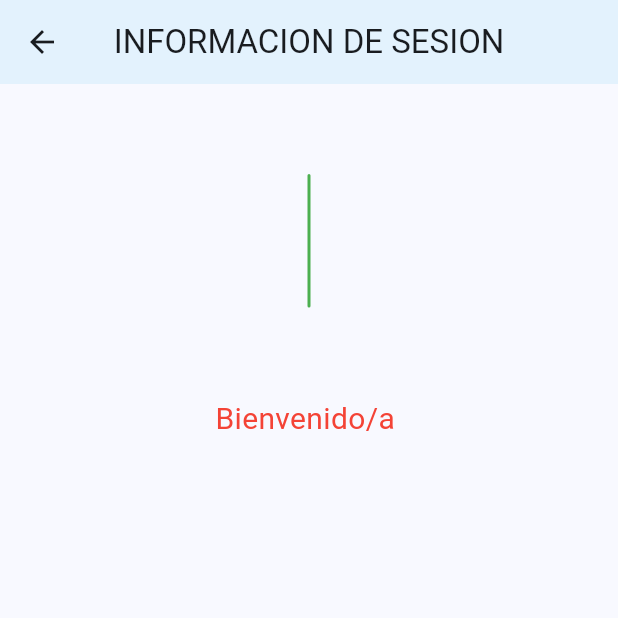
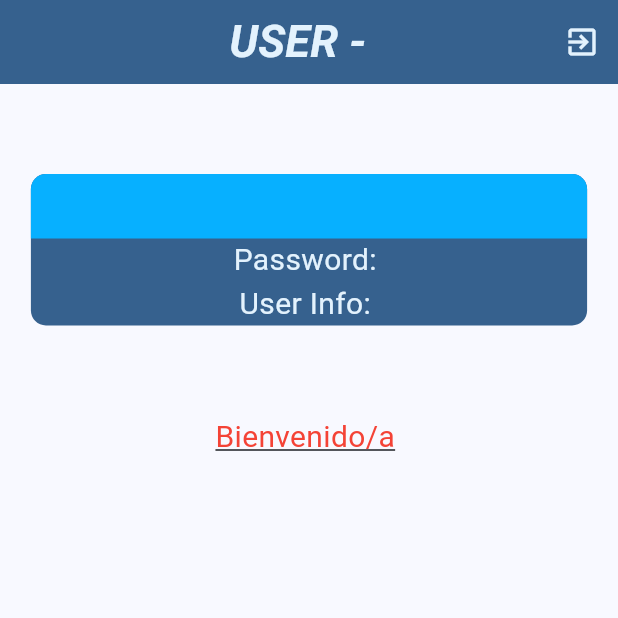
Before and after one commit to DavidMartinezFlores/navigator_app, a Flutter app: the SecondaryScreen screen opened directly with empty values, on a phone screen of 412 x 824 dp, the top half of it. Run offline on Flutter 3.47's test engine with Material 2 defaults, Android fonts, the phone set to English and light mode, and no system bars.

Commit message:
"CAMBIOS-PARA-ACTIVIDAD-MOODLE"

```diff
--- a/lib/config/data/users_list.dart
+++ b/lib/config/data/users_list.dart
@@ -11,17 +11,17 @@ final List<Map<String, String>> usersList=[
   },
   {
     "username":"Pablo",
-    "password":"4321",
+    "password":"1234",
     "information":"La informacion de Pablo"
   },
   {
     "username":"Manuel",
-    "password":"4321",
+    "password":"1234",
     "information":"La informacion de Manuel"
   },
   {
     "username":"Alba",
-    "password":"123456A",
+    "password":"1234",
     "information":"La informacion de Alba"
   }
 ];
--- a/lib/presentation/screens/secondary_screen.dart
+++ b/lib/presentation/screens/secondary_screen.dart
@@ -8,34 +8,31 @@ class SecondaryScreen extends StatelessWidget {
   @override
   Widget build(BuildContext context) {
     final themeApp = AppTheme(selectedColor: 1).theme();
-
     return SafeArea(
       child: Scaffold(
         appBar: AppBar(
-          title: const Text("INFORMACION DE SESION"),
+          actions: [
+            IconButton(onPressed: () {
+              Navigator.pop(context);
+            }, icon: Icon(Icons.exit_to_app,color: themeApp.secondaryHeaderColor)
+            )
+          ],
+          title: Text("USER -  ${user.username}",
+          style: TextStyle(fontWeight: FontWeight.bold,fontStyle: FontStyle.italic,color: themeApp.secondaryHeaderColor,fontSize: 30),),
           centerTitle: true,
-          backgroundColor: themeApp.secondaryHeaderColor,
+          backgroundColor: themeApp.primaryColor,
+          automaticallyImplyLeading: false,
         ),
         body: Center(
           child: Column(
               children: [
                 const SizedBox(height: 60),
-                Container(
-                  decoration: BoxDecoration(
-                    borderRadius: const BorderRadius.all(Radius.circular(10)),
-                    border: Border.all(color: Colors.green),
-                    color: themeApp.secondaryHeaderColor
-                    ),
-                  child: Column(
-                    children: [
-                      Text(user.username,style: const TextStyle(color: Colors.red,fontSize: 20),),
-                      Text(user.password,style: const TextStyle(color: Colors.red,fontSize: 20),),
-                      Text(user.information,style: const TextStyle(color: Colors.red,fontSize: 20),),
-                    ],
-                  ),
-                ),
+
+                _UserInfoContainer(themeApp: themeApp, user: user),
+
                 const SizedBox(height: 60),
-                Text("Bienvenido/a ${user.username}",style: const TextStyle(color: Colors.red,fontSize: 20),)
+
+                Text("Bienvenido/a ${user.username}",style: const TextStyle(color: Colors.red,fontSize: 20,decoration: TextDecoration.underline),)
               ],
           ),
         ),
@@ -43,3 +40,43 @@ class SecondaryScreen extends StatelessWidget {
     );
   }
 }
+
+class _UserInfoContainer extends StatelessWidget {
+  const _UserInfoContainer({
+    required this.themeApp,
+    required this.user,
+  });
+
+  final ThemeData themeApp;
+  final User user;
+
+  @override
+  Widget build(BuildContext context) {
+    final sizeOfScreen = MediaQuery.of(context).size;
+    return
+          SizedBox(
+            width: sizeOfScreen.width*0.9,
+            child: Container(
+              decoration: BoxDecoration(
+                borderRadius: BorderRadius.all(Radius.circular(10)),
+                color: themeApp.primaryColor,
+              ),
+              child:
+              Column(
+                children: [
+                  Container(
+                    width: sizeOfScreen.width*0.9,
+                    decoration: const BoxDecoration(
+                      borderRadius: BorderRadius.only(topLeft: Radius.circular(10),topRight: Radius.circular(10)),
+                      color: Color.fromARGB(255, 7, 176, 255)
+                    ),
+                    child: Text(user.username,style:  TextStyle(color: themeApp.secondaryHeaderColor,fontSize: 30,),textAlign: TextAlign.center,)
+                    ),
+                  Text("Password: ${user.password}",style:  TextStyle(color: themeApp.secondaryHeaderColor,fontSize: 20),),
+                  Text("User Info: ${user.information}",style:  TextStyle(color: themeApp.secondaryHeaderColor,fontSize: 20),),
+                ],
+              ),
+            ),
+          );
+  }
+}
```
Also changed, not shown: lib/presentation/screens/principal_screen.dart (+26 -6 lines).
